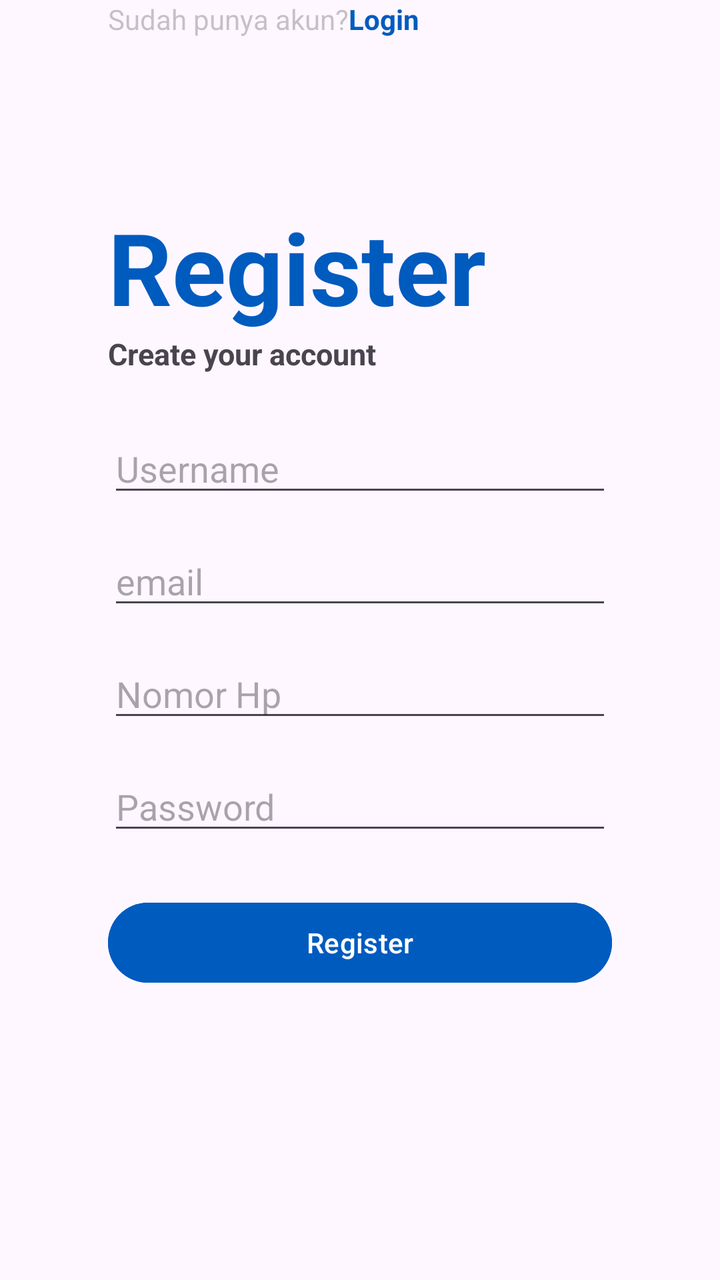
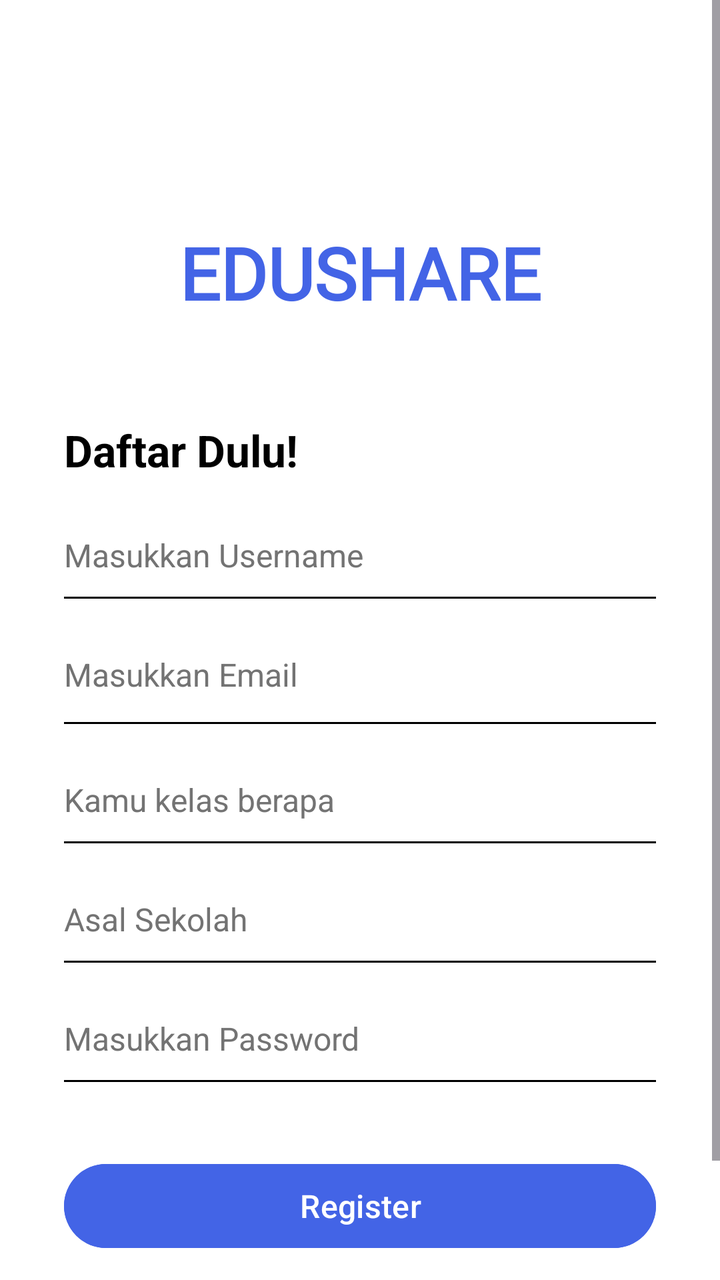

Screens rendered from an Android XML layout before and after an edit, with the pre-edit source and the edit as a unified diff.
<!-- AndroidManifest.xml: application theme Theme.Edushare -->
<!-- res/layout/activity_register.xml -->
<?xml version="1.0" encoding="utf-8"?>
<androidx.constraintlayout.widget.ConstraintLayout xmlns:android="http://schemas.android.com/apk/res/android"
    xmlns:app="http://schemas.android.com/apk/res-auto"
    xmlns:tools="http://schemas.android.com/tools"
    android:id="@+id/main"
    android:layout_width="match_parent"
    android:layout_height="match_parent"
    android:backgroundTint="@color/white"
    tools:context=".RegisterActivity">

    <EditText
        android:id="@+id/editTextTextEmailAddressRegis"
        android:layout_width="0dp"
        android:layout_height="wrap_content"
        android:layout_marginTop="15dp"
        android:hint="email"
        android:inputType="textEmailAddress"
        app:layout_constraintEnd_toEndOf="@+id/editTextTextUsername"
        app:layout_constraintStart_toStartOf="@+id/editTextTextUsername"
        app:layout_constraintTop_toBottomOf="@+id/editTextTextUsername" />

    <EditText
        android:id="@+id/editTextPhone"
        android:layout_width="0dp"
        android:layout_height="wrap_content"
        android:layout_marginTop="15dp"
        android:hint="Nomor Hp"
        android:inputType="phone"
        app:layout_constraintEnd_toEndOf="@+id/editTextTextEmailAddressRegis"
        app:layout_constraintStart_toStartOf="@+id/editTextTextEmailAddressRegis"
        app:layout_constraintTop_toBottomOf="@+id/editTextTextEmailAddressRegis" />

    <EditText
        android:id="@+id/editTextTextPasswordRegis"
        android:layout_width="0dp"
        android:layout_height="wrap_content"
        android:layout_marginTop="15dp"
        android:hint="Password"
        android:inputType="textPassword"
        app:layout_constraintEnd_toEndOf="@id/editTextPhone"
        app:layout_constraintStart_toStartOf="@id/editTextPhone"
        app:layout_constraintTop_toBottomOf="@id/editTextPhone" />

    <Button
        android:id="@+id/buttonRegister"
        android:layout_width="0dp"
        android:layout_height="wrap_content"
        android:layout_marginTop="25dp"
        android:backgroundTint="#005BBF"
        android:text="Register"
        app:layout_constraintEnd_toEndOf="@+id/editTextTextPasswordRegis"
        app:layout_constraintStart_toStartOf="@+id/editTextTextPasswordRegis"
        app:layout_constraintTop_toBottomOf="@id/editTextTextPasswordRegis" />

    <TextView
        android:id="@+id/textView2"
        android:layout_width="wrap_content"
        android:layout_height="wrap_content"
        android:layout_marginTop="100dp"
        android:text="Register"
        android:textSize="50dp"
        android:textStyle="bold"
        android:textColor="#005BBF"
        app:layout_constraintStart_toStartOf="@+id/editTextTextUsername"
        app:layout_constraintTop_toTopOf="parent" />

    <TextView
        android:id="@+id/textView"
        android:layout_width="wrap_content"
        android:layout_height="wrap_content"
        android:text="Create your account"
        android:textSize="15dp"
        android:textStyle="bold"
        app:layout_constraintStart_toStartOf="@+id/editTextTextUsername"
        app:layout_constraintTop_toBottomOf="@+id/textView2" />

    <EditText
        android:id="@+id/editTextTextUsername"
        android:layout_width="wrap_content"
        android:layout_height="wrap_content"
        android:layout_marginTop="25dp"
        android:ems="12"
        android:hint="Username"
        android:inputType="text"
        app:layout_constraintEnd_toEndOf="parent"
        app:layout_constraintStart_toStartOf="parent"
        app:layout_constraintTop_toBottomOf="@+id/textView" />

    <TextView
        android:id="@+id/textViewlogin1"
        android:layout_width="wrap_content"
        android:layout_height="wrap_content"
        android:text="Sudah punya akun?"
        android:textColor="#5555"
        android:textSize="14dp"
        app:layout_constraintStart_toStartOf="@+id/buttonRegister"
        tools:layout_editor_absoluteY="524dp" />

    <TextView
        android:id="@+id/tvlogin"
        android:layout_width="wrap_content"
        android:layout_height="wrap_content"
        android:text="Login"
        android:textStyle="bold"
        android:textColor="#005BBF"
        android:textSize="14dp"
        app:layout_constraintStart_toEndOf="@+id/textViewlogin1"
        tools:layout_editor_absoluteY="524dp" />

</androidx.constraintlayout.widget.ConstraintLayout>
<!-- resources referenced by this layout -->
<resources>
  <color name="white">#FFFFFFFF</color>
  <style name="Theme.Edushare" parent="Base.Theme.Edushare" />
  <style name="Base.Theme.Edushare" parent="Theme.Material3.DayNight.NoActionBar">
          
          
      </style>
</resources>

<!-- the commit's change to res/layout/activity_register.xml (unified diff, before → after) -->
@@ -1,110 +1,218 @@
 <?xml version="1.0" encoding="utf-8"?>
-<androidx.constraintlayout.widget.ConstraintLayout xmlns:android="http://schemas.android.com/apk/res/android"
+<ScrollView xmlns:android="http://schemas.android.com/apk/res/android"
     xmlns:app="http://schemas.android.com/apk/res-auto"
     xmlns:tools="http://schemas.android.com/tools"
     android:id="@+id/main"
     android:layout_width="match_parent"
     android:layout_height="match_parent"
-    android:backgroundTint="@color/white"
-    tools:context=".RegisterActivity">
-
-    <EditText
-        android:id="@+id/editTextTextEmailAddressRegis"
-        android:layout_width="0dp"
+    tools:context=".RegisterActivity"
+    android:background="#FFFFFF">
+
+    <androidx.constraintlayout.widget.ConstraintLayout
+        android:layout_width="match_parent"
         android:layout_height="wrap_content"
-        android:layout_marginTop="15dp"
-        android:hint="email"
-        android:inputType="textEmailAddress"
-        app:layout_constraintEnd_toEndOf="@+id/editTextTextUsername"
-        app:layout_constraintStart_toStartOf="@+id/editTextTextUsername"
-        app:layout_constraintTop_toBottomOf="@+id/editTextTextUsername" />
-
-    <EditText
-        android:id="@+id/editTextPhone"
-        android:layout_width="0dp"
-        android:layout_height="wrap_content"
-        android:layout_marginTop="15dp"
-        android:hint="Nomor Hp"
-        android:inputType="phone"
-        app:layout_constraintEnd_toEndOf="@+id/editTextTextEmailAddressRegis"
-        app:layout_constraintStart_toStartOf="@+id/editTextTextEmailAddressRegis"
-        app:layout_constraintTop_toBottomOf="@+id/editTextTextEmailAddressRegis" />
-
-    <EditText
-        android:id="@+id/editTextTextPasswordRegis"
-        android:layout_width="0dp"
-        android:layout_height="wrap_content"
-        android:layout_marginTop="15dp"
-        android:hint="Password"
-        android:inputType="textPassword"
-        app:layout_constraintEnd_toEndOf="@id/editTextPhone"
-        app:layout_constraintStart_toStartOf="@id/editTextPhone"
-        app:layout_constraintTop_toBottomOf="@id/editTextPhone" />
-
-    <Button
-        android:id="@+id/buttonRegister"
-        android:layout_width="0dp"
-        android:layout_height="wrap_content"
-        android:layout_marginTop="25dp"
-        android:backgroundTint="#005BBF"
-        android:text="Register"
-        app:layout_constraintEnd_toEndOf="@+id/editTextTextPasswordRegis"
-        app:layout_constraintStart_toStartOf="@+id/editTextTextPasswordRegis"
-        app:layout_constraintTop_toBottomOf="@id/editTextTextPasswordRegis" />
-
-    <TextView
-        android:id="@+id/textView2"
-        android:layout_width="wrap_content"
-        android:layout_height="wrap_content"
-        android:layout_marginTop="100dp"
-        android:text="Register"
-        android:textSize="50dp"
-        android:textStyle="bold"
-        android:textColor="#005BBF"
-        app:layout_constraintStart_toStartOf="@+id/editTextTextUsername"
-        app:layout_constraintTop_toTopOf="parent" />
-
-    <TextView
-        android:id="@+id/textView"
-        android:layout_width="wrap_content"
-        android:layout_height="wrap_content"
-        android:text="Create your account"
-        android:textSize="15dp"
-        android:textStyle="bold"
-        app:layout_constraintStart_toStartOf="@+id/editTextTextUsername"
-        app:layout_constraintTop_toBottomOf="@+id/textView2" />
-
-    <EditText
-        android:id="@+id/editTextTextUsername"
-        android:layout_width="wrap_content"
-        android:layout_height="wrap_content"
-        android:layout_marginTop="25dp"
-        android:ems="12"
-        android:hint="Username"
-        android:inputType="text"
-        app:layout_constraintEnd_toEndOf="parent"
-        app:layout_constraintStart_toStartOf="parent"
-        app:layout_constraintTop_toBottomOf="@+id/textView" />
-
-    <TextView
-        android:id="@+id/textViewlogin1"
-        android:layout_width="wrap_content"
-        android:layout_height="wrap_content"
-        android:text="Sudah punya akun?"
-        android:textColor="#5555"
-        android:textSize="14dp"
-        app:layout_constraintStart_toStartOf="@+id/buttonRegister"
-        tools:layout_editor_absoluteY="524dp" />
-
-    <TextView
-        android:id="@+id/tvlogin"
-        android:layout_width="wrap_content"
-        android:layout_height="wrap_content"
-        android:text="Login"
-        android:textStyle="bold"
-        android:textColor="#005BBF"
-        android:textSize="14dp"
-        app:layout_constraintStart_toEndOf="@+id/textViewlogin1"
-        tools:layout_editor_absoluteY="524dp" />
-
-</androidx.constraintlayout.widget.ConstraintLayout>
+        android:padding="32dp">
+
+        
+
+        <TextView
+            android:id="@+id/tvAppNameRegister"
+            android:layout_width="wrap_content"
+            android:layout_height="wrap_content"
+            android:layout_marginTop="80dp"
+            android:fontFamily="@font/lexend"
+            android:text="EDUSHARE"
+            android:textColor="#4364E6"
+            android:textSize="36sp"
+            android:textStyle="bold"
+            app:layout_constraintEnd_toEndOf="parent"
+            app:layout_constraintStart_toStartOf="parent"
+            app:layout_constraintTop_toTopOf="parent" />
+
+        <TextView
+            android:id="@+id/tvHeaderRegister"
+            android:layout_width="wrap_content"
+            android:layout_height="wrap_content"
+            android:text="Daftar Dulu!"
+            android:textSize="22sp"
+            android:textStyle="bold"
+            android:textColor="#000000"
+            android:layout_marginTop="50dp"
+            app:layout_constraintStart_toStartOf="parent"
+            app:layout_constraintTop_toBottomOf="@id/tvAppNameRegister"/>
+
+        <LinearLayout
+            android:id="@+id/llUsername"
+            android:layout_width="match_parent"
+            android:layout_height="wrap_content"
+            android:orientation="vertical"
+            android:layout_marginTop="27dp"
+            app:layout_constraintTop_toBottomOf="@id/tvHeaderRegister">
+
+            <EditText
+                android:id="@+id/etUsername"
+                android:layout_width="match_parent"
+                android:layout_height="wrap_content"
+                android:hint="Masukkan Username"
+                android:textColorHint="#737373"
+                android:textSize="16sp"
+                android:inputType="text"
+                android:background="@null"
+                android:paddingBottom="8dp"
+                android:layout_marginBottom="2dp"/>
+
+            
+            <View
+                android:layout_width="match_parent"
+                android:layout_height="1dp"
+                android:background="#000000"/>
+        </LinearLayout>
+
+        <LinearLayout
+            android:id="@+id/llEmailRegister"
+            android:layout_width="match_parent"
+            android:layout_height="wrap_content"
+            android:orientation="vertical"
+            android:layout_marginTop="27dp"
+            app:layout_constraintTop_toBottomOf="@id/llUsername">
+
+            <EditText
+                android:id="@+id/etEmailRegister"
+                android:layout_width="match_parent"
+                android:layout_height="wrap_content"
+                android:hint="Masukkan Email"
+                android:textColorHint="#737373"
+                android:textSize="16sp"
+                android:inputType="textEmailAddress"
+                android:background="@null"
+                android:paddingBottom="9dp"
+                android:layout_marginBottom="4dp"/>
+
+            
+            <View
+                android:layout_width="match_parent"
+                android:layout_height="1dp"
+                android:background="#000000"/>
+        </LinearLayout>
+
+
+        <LinearLayout
+            android:id="@+id/llClass"
+            android:layout_width="match_parent"
+            android:layout_height="wrap_content"
+            android:orientation="vertical"
+            android:layout_marginTop="27dp"
+            app:layout_constraintTop_toBottomOf="@id/llEmailRegister">
+
+            <EditText
+                android:id="@+id/etClass"
+                android:layout_width="match_parent"
+                android:layout_height="wrap_content"
+                android:hint="Kamu kelas berapa"
+                android:textColorHint="#737373"
+                android:textSize="16sp"
+                android:inputType="textPassword"
+                android:background="@null"
+                android:paddingBottom="8dp"
+                android:layout_marginBottom="2dp"/>
+
+            
+            <View
+                android:layout_width="match_parent"
+                android:layout_height="1dp"
+                android:background="#000000"/>
+        </LinearLayout>
+
+        <LinearLayout
+            android:id="@+id/llSchoolName"
+            android:layout_width="match_parent"
+            android:layout_height="wrap_content"
+            android:orientation="vertical"
+            android:layout_marginTop="27dp"
+            app:layout_constraintTop_toBottomOf="@id/llClass">
+
+            <EditText
+                android:id="@+id/etSchoolName"
+                android:layout_width="match_parent"
+                android:layout_height="wrap_content"
+                android:hint="Asal Sekolah"
+                android:textColorHint="#737373"
+                android:textSize="16sp"
+                android:inputType="textPassword"
+                android:background="@null"
+                android:paddingBottom="8dp"
+                android:layout_marginBottom="2dp"/>
+
+            
+            <View
+                android:layout_width="match_parent"
+                android:layout_height="1dp"
+                android:background="#000000"/>
+        </LinearLayout>
+
+        <LinearLayout
+            android:id="@+id/llPasswordRegister"
+            android:layout_width="match_parent"
+            android:layout_height="wrap_content"
+            android:orientation="vertical"
+            android:layout_marginTop="27dp"
+            app:layout_constraintTop_toBottomOf="@id/llSchoolName">
+
+            <EditText
+                android:id="@+id/etPasswordRegister"
+                android:layout_width="match_parent"
+                android:layout_height="wrap_content"
+                android:hint="Masukkan Password"
+                android:textColorHint="#737373"
+                android:textSize="16sp"
+                android:inputType="textPassword"
+                android:background="@null"
+                android:paddingBottom="8dp"
+                android:layout_marginBottom="2dp"/>
+
+            
+            <View
+                android:layout_width="match_parent"
+                android:layout_height="1dp"
+                android:background="#000000"/>
+        </LinearLayout>
+
+        
+        <Button
+            android:id="@+id/btnRegister"
+            android:layout_width="match_parent"
+            android:layout_height="50dp"
+            android:text="Register"
+            android:textSize="16sp"
+            android:layout_marginTop="37dp"
+            android:backgroundTint="#4364E6"
+            app:layout_constraintTop_toBottomOf="@id/llPasswordRegister"/>
+
+        <TextView
+            android:id="@+id/tvBelumPunyaAkun"
+            android:layout_width="wrap_content"
+            android:layout_height="wrap_content"
+            android:layout_marginTop="27dp"
+            android:text="Sudah Punya Akun?"
+            android:textColor="#737373"
+            app:layout_constraintTop_toBottomOf="@id/btnRegister"
+            app:layout_constraintStart_toStartOf="parent" />
+
+        <TextView
+            android:id="@+id/tvGoToLogin"
+            android:layout_width="wrap_content"
+            android:layout_height="wrap_content"
+            android:layout_marginStart="8dp"
+            android:layout_marginTop="27dp"
+            android:clickable="true"
+            android:focusable="true"
+            android:text="Login!"
+            android:textColor="#4364E6"
+            app:layout_constraintStart_toEndOf="@+id/tvBelumPunyaAkun"
+            app:layout_constraintTop_toBottomOf="@id/btnRegister" />
+
+
+    </androidx.constraintlayout.widget.ConstraintLayout>
+
+
+</ScrollView>
<!-- resource entries referenced after the edit -->
@@ -1,6 +1,5 @@
 <!-- resources referenced by this layout -->
 <resources>
-  <color name="white">#FFFFFFFF</color>
   <style name="Theme.Edushare" parent="Base.Theme.Edushare" />
   <style name="Base.Theme.Edushare" parent="Theme.Material3.DayNight.NoActionBar">
           
